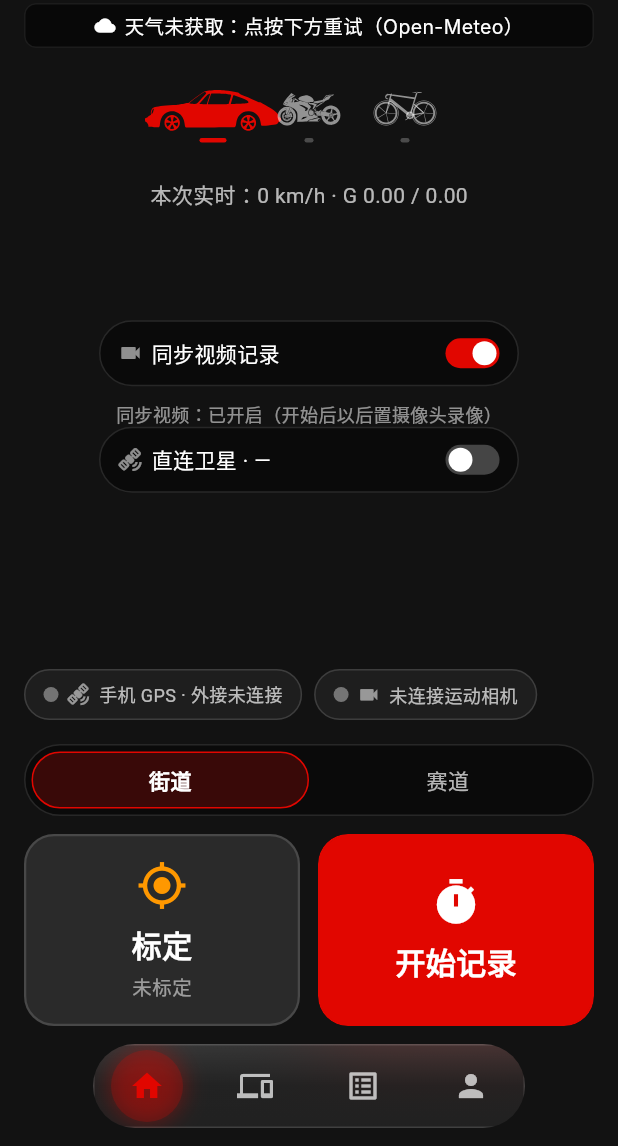
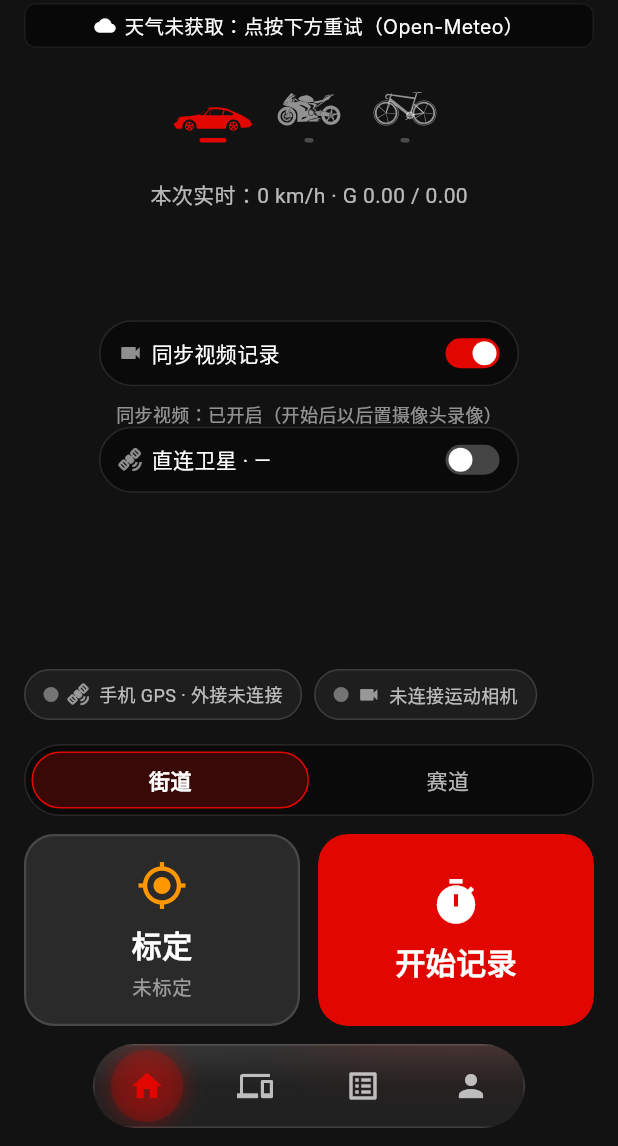
Before and after one commit to Toryphoto77/drive-track, a Flutter app: the HomePage screen opened directly, after a tap on "性能测试", on a phone screen of 412 x 824 dp, the part 90-1236 px from its top. Run offline on Flutter 3.47's test engine with Material 3 defaults, Android fonts, the phone set to English and light mode, and no system bars; statements that could not run were skipped.

Commit message:
Scale the coupe icon to the sportbike's width.
The traced silhouette is unchanged. It is sized to the sportbike's width and sits on the same ground line, so it no longer spans the row.

Co-authored-by: 𝚃𝚘𝚛𝚢 <Toryphoto77@users.noreply.github.com>

```diff
--- a/lib/widgets.dart
+++ b/lib/widgets.dart
@@ -602,7 +602,7 @@ class _GScatterPainter extends CustomPainter {
 
 // ---------- 模式矢量图标（v0.1.2 自绘，拒绝只换 Material 图标名） ----------
 // 三个都是车头朝左的侧视矢量，黑底上轮圈用图标色，不靠纯黑轮胎。
-// 汽车：从本应用的侧视剪影描出，车头朝左，不镜像，高度与仿赛同一条槽。
+// 汽车：从本应用的侧视剪影描出，车头朝左，不镜像。宽度和轮底对齐仿赛，不撑满高度。
 // 自行车：大轮深框的公路赛车，宽度对齐仿赛。路径不要改。
 // 摩托：描线仿赛，由 _SportMotoPainter 镜像并撑满，路径本身不要改。
 class ModeVehicleIcon extends StatelessWidget {
@@ -644,22 +644,15 @@ class _SportCarPainter extends CustomPainter {
 
   static final Path _car = coupeSilhouettePath();
 
-  /// 描线端点的外框。轮底在底边上，和仿赛同一条接地线。
+  /// 描线端点的外框。轮底在底边上，用来和仿赛接地。
   static const Rect _src = Rect.fromLTRB(2.0, 2.6, 1034.0, 309.7);
-  static const double _slotTop = 0.28;
-  static const double _slotBottom = 0.88;
 
   @override
   void paint(Canvas canvas, Size s) {
-    // 剪影已经朝左，不镜像。高度放进仿赛那条垂直槽，车身更长，左右超出格子。
-    final b = _src;
-    final scale = (_slotBottom - _slotTop) * s.height / b.height;
-    final left = (s.width - b.width * scale) / 2;
-    canvas.save();
-    canvas.translate(left - b.left * scale, _slotTop * s.height - b.top * scale);
-    canvas.scale(scale);
-    canvas.drawPath(_car, Paint()..color = c);
-    canvas.restore();
+    // 剪影已经朝左，不镜像。按宽度对齐仿赛，轮底对齐，不再按高度撑满。
+    _fitModeWidth(canvas, s, _src, (canvas) {
+      canvas.drawPath(_car, Paint()..color = c);
+    });
   }
 
   @override
```
